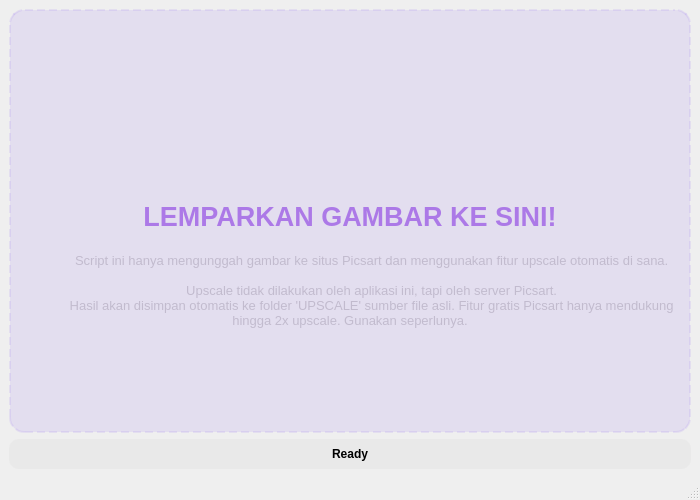
Qt form App/main_window.ui (mudrikam/SotongHD) before a commit.
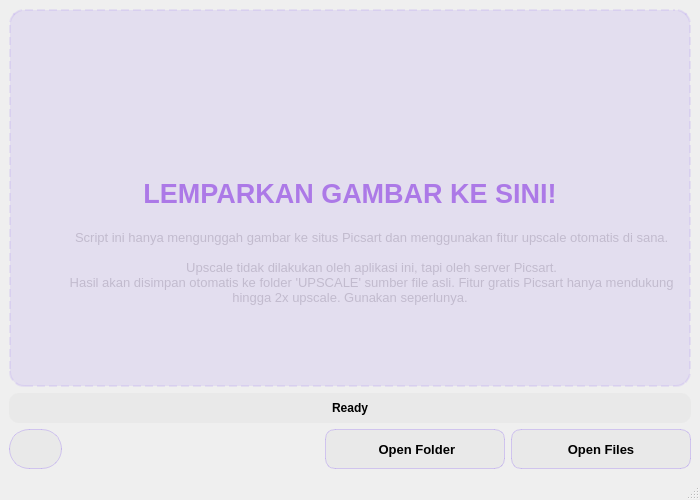
The same form after that commit. Icons and pictures are not drawn.

Commit message: Add WhatsApp and file management buttons with icons; update requirements for qtawesome

Patch:
```diff
--- a/App/main_window.ui
+++ b/App/main_window.ui
@@ -180,6 +180,150 @@
       </property>
      </widget>
     </item>
+    <item>
+     <layout class="QHBoxLayout" name="buttonsLayout">
+      <item>
+       <widget class="QPushButton" name="whatsappButton">
+        <property name="sizePolicy">
+         <sizepolicy hsizetype="Maximum" vsizetype="Fixed">
+          <horstretch>0</horstretch>
+          <verstretch>0</verstretch>
+         </sizepolicy>
+        </property>
+        <property name="minimumSize">
+         <size>
+          <width>40</width>
+          <height>40</height>
+         </size>
+        </property>
+        <property name="font">
+         <font>
+          <pointsize>10</pointsize>
+          <bold>true</bold>
+         </font>
+        </property>
+        <property name="toolTip">
+         <string>Join WhatsApp Group</string>
+        </property>
+        <property name="styleSheet">
+         <string notr="true">QPushButton {
+  background-color: rgba(161, 161, 161, 0.08);
+  color: rgba(88, 29, 239, 0.7);
+  border-radius: 20px;
+  padding: 8px;
+  border: 1px solid rgba(88, 29, 239, 0.2);
+}
+QPushButton:hover {
+  background-color: rgba(37, 211, 102, 0.8);
+  color: white;
+  border: none;
+}
+QPushButton:pressed {
+  background-color: rgba(37, 211, 102, 1.0);
+}</string>
+        </property>
+        <property name="text">
+         <string/>
+        </property>
+       </widget>
+      </item>
+      <item>
+       <spacer name="horizontalSpacer">
+        <property name="orientation">
+         <enum>Qt::Horizontal</enum>
+        </property>
+        <property name="sizeHint" stdset="0">
+         <size>
+          <width>40</width>
+          <height>20</height>
+         </size>
+        </property>
+       </spacer>
+      </item>
+      <item>
+       <widget class="QPushButton" name="openFolderButton">
+        <property name="sizePolicy">
+         <sizepolicy hsizetype="Maximum" vsizetype="Fixed">
+          <horstretch>0</horstretch>
+          <verstretch>0</verstretch>
+         </sizepolicy>
+        </property>
+        <property name="minimumSize">
+         <size>
+          <width>180</width>
+          <height>40</height>
+         </size>
+        </property>
+        <property name="font">
+         <font>
+          <pointsize>10</pointsize>
+          <bold>true</bold>
+         </font>
+        </property>
+        <property name="styleSheet">
+         <string notr="true">QPushButton {
+  background-color: rgba(161, 161, 161, 0.08);
+  border-radius: 10px;
+  padding: 8px 16px;
+  border: 1px solid rgba(88, 29, 239, 0.2);
+}
+QPushButton:hover {
+  background-color: rgba(88, 29, 239, 0.7);
+  color: white;
+  border: none;
+}
+QPushButton:pressed {
+  background-color: rgba(88, 29, 239, 1.0);
+}</string>
+        </property>
+        <property name="text">
+         <string> Open Folder</string>
+        </property>
+       </widget>
+      </item>
+      <item>
+       <widget class="QPushButton" name="openFilesButton">
+        <property name="sizePolicy">
+         <sizepolicy hsizetype="Maximum" vsizetype="Fixed">
+          <horstretch>0</horstretch>
+          <verstretch>0</verstretch>
+         </sizepolicy>
+        </property>
+        <property name="minimumSize">
+         <size>
+          <width>180</width>
+          <height>40</height>
+         </size>
+        </property>
+        <property name="font">
+         <font>
+          <pointsize>10</pointsize>
+          <bold>true</bold>
+         </font>
+        </property>
+        <property name="styleSheet">
+         <string notr="true">QPushButton {
+  background-color: rgba(161, 161, 161, 0.08);
+  border-radius: 10px;
+  padding: 8px 16px;
+  border: 1px solid rgba(88, 29, 239, 0.2);
+}
+QPushButton:hover {
+  background-color: rgba(88, 29, 239, 0.7);
+  color: white;
+  border: none;
+}
+QPushButton:pressed {
+  background-color: rgba(88, 29, 239, 1.0);
+}</string>
+        </property>
+        <property name="text">
+         <string>Open Files</string>
+        </property>
+       </widget>
+      </item>
+     </layout>
+    </item>
    </layout>
   </widget>
   <widget class="QMenuBar" name="menubar">
```
The commit also changes 2 other files.
